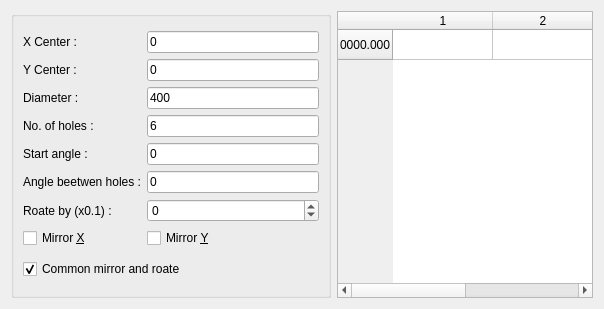
This is src/bhctabform.ui in GCodeProjects/GCodeWorkShop as Qt 5 draws it before an edit. The edited form follows.
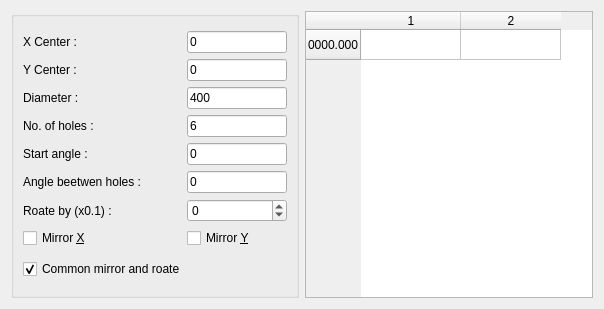
This is the edited form.

```diff
--- a/src/bhctabform.ui
+++ b/src/bhctabform.ui
@@ -13,8 +13,8 @@
   <property name="windowTitle">
    <string>Form</string>
   </property>
-  <layout class="QHBoxLayout" name="horizontalLayout_2">
-   <item>
+  <layout class="QGridLayout" name="gridLayout_2">
+   <item row="0" column="0">
     <widget class="QGroupBox" name="groupBox">
      <property name="sizePolicy">
       <sizepolicy hsizetype="Minimum" vsizetype="Preferred">
@@ -22,6 +22,12 @@
        <verstretch>0</verstretch>
       </sizepolicy>
      </property>
+     <property name="maximumSize">
+      <size>
+       <width>16777215</width>
+       <height>16777215</height>
+      </size>
+     </property>
      <property name="title">
       <string/>
      </property>
@@ -105,14 +111,14 @@
           </property>
          </widget>
         </item>
-        <item row="7" column="2">
+        <item row="7" column="1">
          <widget class="QCheckBox" name="mirrorY">
           <property name="text">
            <string>Mirror &amp;Y</string>
           </property>
          </widget>
         </item>
-        <item row="6" column="2">
+        <item row="6" column="1">
          <widget class="QSpinBox" name="roateInput">
           <property name="sizePolicy">
            <sizepolicy hsizetype="MinimumExpanding" vsizetype="Fixed">
@@ -120,6 +126,12 @@
             <verstretch>0</verstretch>
            </sizepolicy>
           </property>
+          <property name="maximumSize">
+           <size>
+            <width>100</width>
+            <height>16777215</height>
+           </size>
+          </property>
           <property name="minimum">
            <number>-3600</number>
           </property>
@@ -131,7 +143,7 @@
           </property>
          </widget>
         </item>
-        <item row="5" column="2">
+        <item row="5" column="1">
          <widget class="QLineEdit" name="angleBeetwenInput">
           <property name="sizePolicy">
            <sizepolicy hsizetype="MinimumExpanding" vsizetype="Fixed">
@@ -139,6 +151,12 @@
             <verstretch>0</verstretch>
            </sizepolicy>
           </property>
+          <property name="maximumSize">
+           <size>
+            <width>100</width>
+            <height>16777215</height>
+           </size>
+          </property>
           <property name="text">
            <string>0</string>
           </property>
@@ -147,7 +165,7 @@
           </property>
          </widget>
         </item>
-        <item row="4" column="2">
+        <item row="4" column="1">
          <widget class="QLineEdit" name="angleStartInput">
           <property name="sizePolicy">
            <sizepolicy hsizetype="MinimumExpanding" vsizetype="Fixed">
@@ -155,6 +173,12 @@
             <verstretch>0</verstretch>
            </sizepolicy>
           </property>
+          <property name="maximumSize">
+           <size>
+            <width>100</width>
+            <height>16777215</height>
+           </size>
+          </property>
           <property name="text">
            <string>0</string>
           </property>
@@ -163,7 +187,7 @@
           </property>
          </widget>
         </item>
-        <item row="3" column="2">
+        <item row="3" column="1">
          <widget class="QLineEdit" name="holesInput">
           <property name="sizePolicy">
            <sizepolicy hsizetype="MinimumExpanding" vsizetype="Fixed">
@@ -171,6 +195,12 @@
             <verstretch>0</verstretch>
            </sizepolicy>
           </property>
+          <property name="maximumSize">
+           <size>
+            <width>100</width>
+            <height>16777215</height>
+           </size>
+          </property>
           <property name="text">
            <string>6</string>
           </property>
@@ -179,7 +209,7 @@
           </property>
          </widget>
         </item>
-        <item row="2" column="2">
+        <item row="2" column="1">
          <widget class="QLineEdit" name="diaInput">
           <property name="sizePolicy">
            <sizepolicy hsizetype="MinimumExpanding" vsizetype="Fixed">
@@ -187,6 +217,12 @@
             <verstretch>0</verstretch>
            </sizepolicy>
           </property>
+          <property name="maximumSize">
+           <size>
+            <width>100</width>
+            <height>16777215</height>
+           </size>
+          </property>
           <property name="text">
            <string>400</string>
           </property>
@@ -195,7 +231,7 @@
           </property>
          </widget>
         </item>
-        <item row="1" column="2">
+        <item row="1" column="1">
          <widget class="QLineEdit" name="yCenterInput">
           <property name="sizePolicy">
            <sizepolicy hsizetype="MinimumExpanding" vsizetype="Fixed">
@@ -203,6 +239,12 @@
             <verstretch>0</verstretch>
            </sizepolicy>
           </property>
+          <property name="maximumSize">
+           <size>
+            <width>100</width>
+            <height>16777215</height>
+           </size>
+          </property>
           <property name="text">
            <string>0</string>
           </property>
@@ -211,7 +253,7 @@
           </property>
          </widget>
         </item>
-        <item row="0" column="2">
+        <item row="0" column="1">
          <widget class="QLineEdit" name="xCenterInput">
           <property name="sizePolicy">
            <sizepolicy hsizetype="MinimumExpanding" vsizetype="Fixed">
@@ -219,6 +261,12 @@
             <verstretch>0</verstretch>
            </sizepolicy>
           </property>
+          <property name="maximumSize">
+           <size>
+            <width>100</width>
+            <height>16777215</height>
+           </size>
+          </property>
           <property name="text">
            <string>0</string>
           </property>
@@ -242,10 +290,10 @@
      </layout>
     </widget>
    </item>
-   <item>
+   <item row="0" column="1">
     <widget class="QTableWidget" name="resultTable">
      <property name="sizePolicy">
-      <sizepolicy hsizetype="Preferred" vsizetype="Expanding">
+      <sizepolicy hsizetype="Expanding" vsizetype="Expanding">
        <horstretch>0</horstretch>
        <verstretch>0</verstretch>
       </sizepolicy>
```
